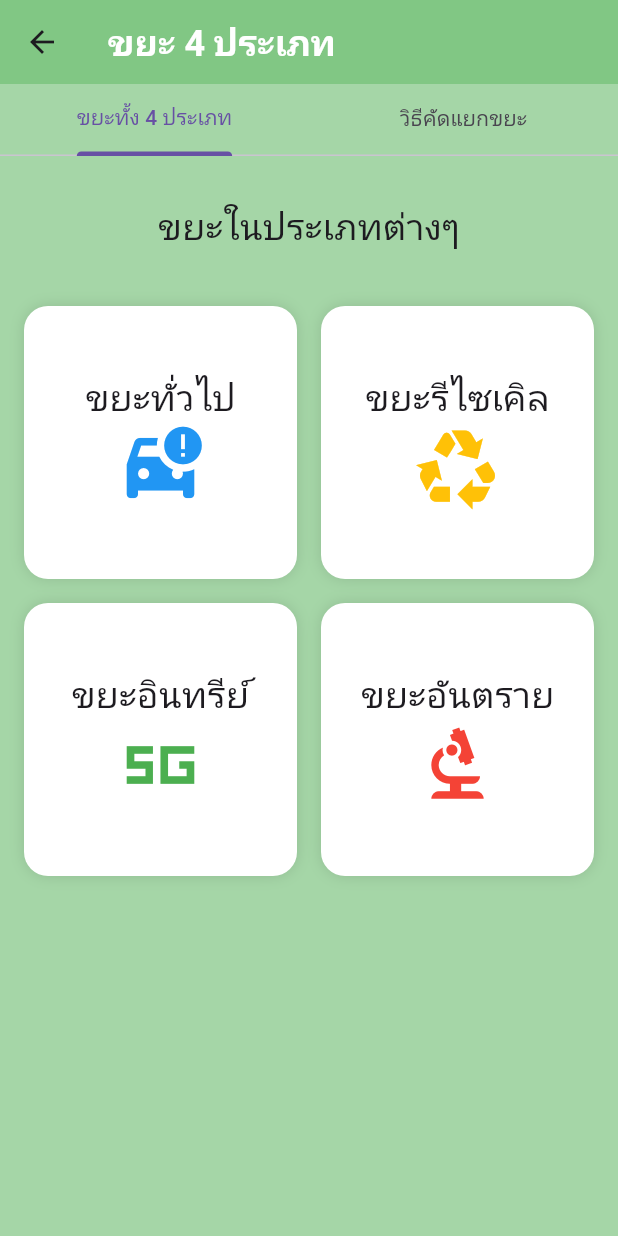
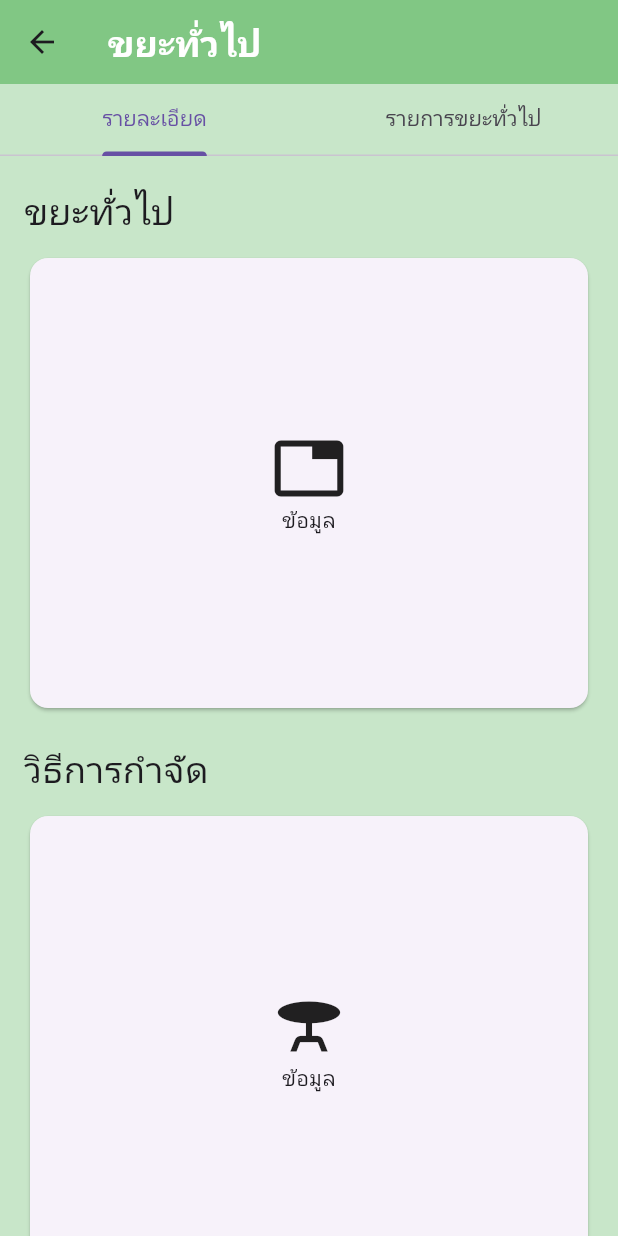
Before and after one commit to bosssnkc/zerowastehero, a Flutter app: the typeOfTrash screen opened directly, after a tap on "ขยะทั่วไป", on a phone screen of 412 x 824 dp. Run offline on Flutter 3.47's test engine with Material 3 defaults, Android fonts, the phone set to English and light mode, and no system bars.

Commit message:
เพิ่มหน้าขยะทั่วไป
เพิ่มหน้าขยะทั่วไป

```diff
--- /dev/null
+++ b/lib/generalWaste.dart
@@ -0,0 +1,159 @@
+import 'package:flutter/material.dart';
+
+class generalWaste extends StatefulWidget {
+  const generalWaste({super.key});
+
+  @override
+  State<generalWaste> createState() => _genralWasteState();
+}
+
+class _genralWasteState extends State<generalWaste> {
+  @override
+  Widget build(BuildContext context) {
+    return DefaultTabController(
+        initialIndex: 0,
+        length: 2,
+        child: Scaffold(
+            backgroundColor: Colors.green[100],
+            appBar: AppBar(
+              backgroundColor: Colors.green[300],
+              elevation: 0,
+              title: const Text(
+                'ขยะทั่วไป',
+                style: TextStyle(
+                  color: Colors.white,
+                  fontSize: 24,
+                  fontWeight: FontWeight.bold,
+                ),
+              ),
+            ),
+            body: bodyItem()));
+  }
+
+  Widget bodyItem() {
+    return SafeArea(
+      child: Column(
+        children: [
+          const TabBar(
+            tabs: [
+              Tab(
+                text: 'รายละเอียด',
+              ),
+              Tab(
+                text: 'รายการขยะทั่วไป',
+              ),
+            ],
+          ),
+          const SizedBox(
+            height: 20,
+          ),
+          Expanded(
+              child: TabBarView(children: <Widget>[
+            detailedGeneral(),
+            listOfGeneral(),
+          ]))
+        ],
+      ),
+    );
+  }
+
+  Widget detailedGeneral() {
+    return Padding(
+      padding: const EdgeInsets.fromLTRB(16, 0, 16, 0),
+      child: Column(
+        crossAxisAlignment: CrossAxisAlignment.stretch,
+        children: [
+          const Text(
+            'ขยะทั่วไป',
+            textAlign: TextAlign.start,
+            style: TextStyle(fontSize: 24),
+          ),
+          const SizedBox(
+            height: 10,
+          ),
+          Card(
+            clipBehavior: Clip.hardEdge,
+            child: InkWell(
+                splashColor: Colors.amber,
+                onTap: () {},
+                child: const SizedBox(
+                    height: 300,
+                    width: 300,
+                    child: Center(
+                      child: Column(
+                        crossAxisAlignment: CrossAxisAlignment.stretch,
+                        mainAxisAlignment: MainAxisAlignment.center,
+                        children: [
+                          Icon(
+                            Icons.tab,
+                            size: 50,
+                          ),
+                          Text(
+                            'ข้อมูล',
+                            textAlign: TextAlign.center,
+                          )
+                        ],
+                      ),
+                    ))),
+          ),
+          const SizedBox(
+            height: 20,
+          ),
+          const Text(
+            'วิธีการกำจัด',
+            textAlign: TextAlign.start,
+            style: TextStyle(fontSize: 24),
+          ),
+          const SizedBox(
+            height: 10,
+          ),
+          Card(
+            clipBehavior: Clip.hardEdge,
+            child: InkWell(
+                splashColor: Colors.blue,
+                onTap: () {},
+                child: const SizedBox(
+                    height: 300,
+                    width: 300,
+                    child: Center(
+                      child: Column(
+                        crossAxisAlignment: CrossAxisAlignment.stretch,
+                        mainAxisAlignment: MainAxisAlignment.center,
+                        children: [
+                          Icon(
+                            Icons.table_bar,
+                            size: 50,
+                          ),
+                          Text(
+                            'ข้อมูล',
+                            textAlign: TextAlign.center,
+                          )
+                        ],
+                      ),
+                    ))),
+          ),
+        ],
+      ),
+    );
+  }
+
+  Widget listOfGeneral() {
+    //TODO list
+    return const Padding(
+      padding: EdgeInsets.all(16.0),
+      child: Column(
+        mainAxisAlignment: MainAxisAlignment.center,
+        crossAxisAlignment: CrossAxisAlignment.stretch,
+        children: [
+          TextField(
+            decoration: InputDecoration(
+              labelText: 'TEST',
+              hintText: 'test',
+              border: OutlineInputBorder(),
+            ),
+          )
+        ],
+      ),
+    );
+  }
+}
--- a/lib/trashType.dart
+++ b/lib/trashType.dart
@@ -1,4 +1,5 @@
 import 'package:flutter/material.dart';
+import 'package:zerowastehero/generalWaste.dart';
 
 class typeOfTrash extends StatefulWidget {
   const typeOfTrash({super.key});
@@ -8,19 +9,22 @@ class typeOfTrash extends StatefulWidget {
 }
 
 class _typeOfTrashState extends State<typeOfTrash> {
+  int numpage = 0;
+  var name = 'ขยะทั้ง 4 ประเภท';
+
   @override
   Widget build(BuildContext context) {
     return DefaultTabController(
         initialIndex: 0,
         length: 2,
         child: Scaffold(
-            backgroundColor: Colors.green[200],
+            backgroundColor: Colors.green[100],
             appBar: AppBar(
               backgroundColor: Colors.green[300],
               elevation: 0,
-              title: const Text(
-                'ขยะ 4 ประเภท',
-                style: TextStyle(
+              title: Text(
+                name,
+                style: const TextStyle(
                   color: Colors.white,
                   fontSize: 24,
                   fontWeight: FontWeight.bold,
@@ -33,10 +37,10 @@ class _typeOfTrashState extends State<typeOfTrash> {
                   TabBar(
                     tabs: [
                       Tab(
-                        text: "ขยะทั้ง 4 ประเภท",
+                        text: 'ขยะทั้ง 4 ประเภท',
                       ),
                       Tab(
-                        text: "วิธีคัดแยกขยะ",
+                        text: 'วิธีคัดแยกขยะ',
                       ),
                     ],
                   ),
@@ -163,7 +167,7 @@ class howToSortingPage extends StatelessWidget {
                 height: 300,
                 child: Text(
                   'รายละเอียดภายใน',
-                  textAlign: TextAlign.end,
+                  textAlign: TextAlign.center,
                 ),
               ),
             ),
@@ -189,7 +193,11 @@ class gridWieget extends StatelessWidget {
       crossAxisSpacing: 16.0,
       children: [
         InkWell(
-            onTap: () {},
+            onTap: () {
+              Navigator.push(context, MaterialPageRoute(builder: (context) {
+                return generalWaste();
+              }));
+            },
             child: gridItem('ขยะทั่วไป', Icons.car_crash, Colors.blue)),
         gridItem('ขยะรีไซเคิล', Icons.recycling, Colors.amber),
         gridItem('ขยะอินทรีย์', Icons.five_g_sharp, Colors.green),
@@ -199,16 +207,7 @@ class gridWieget extends StatelessWidget {
   }
 
   Widget gridItem(String jname, IconData icon, Color iconCol) {
-    return Container(
-      decoration: BoxDecoration(
-          color: Colors.white,
-          borderRadius: BorderRadius.circular(16.0),
-          boxShadow: const [
-            BoxShadow(
-              color: Colors.black12,
-              blurRadius: 8.0,
-            )
-          ]),
+    return Card(
       child: Column(
         mainAxisAlignment: MainAxisAlignment.center,
         children: [
```
